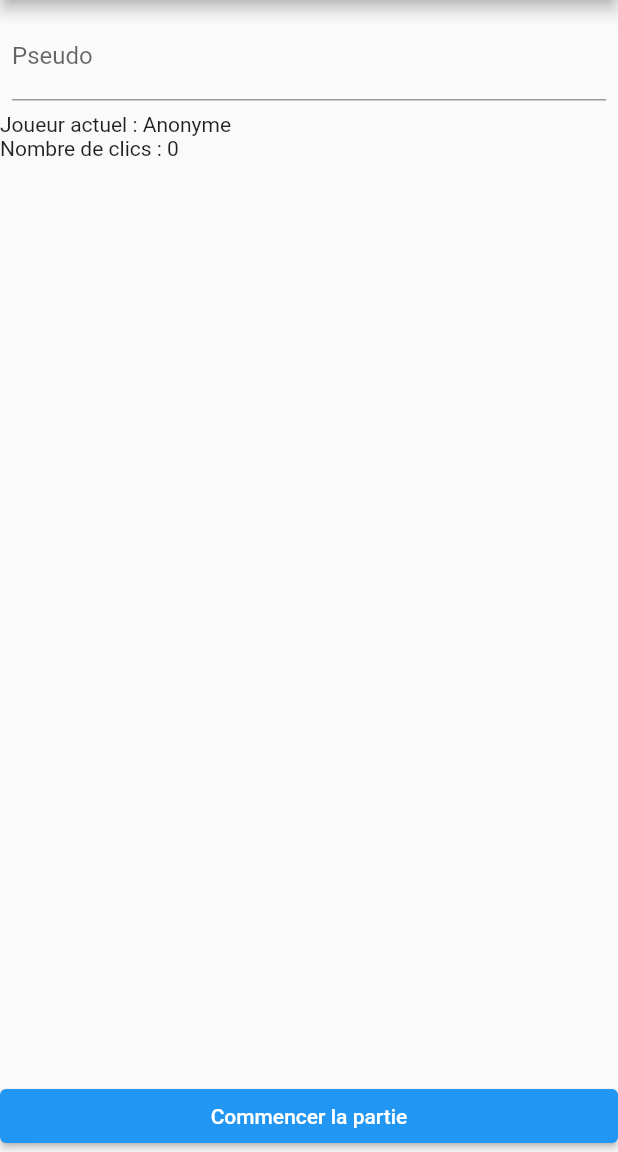
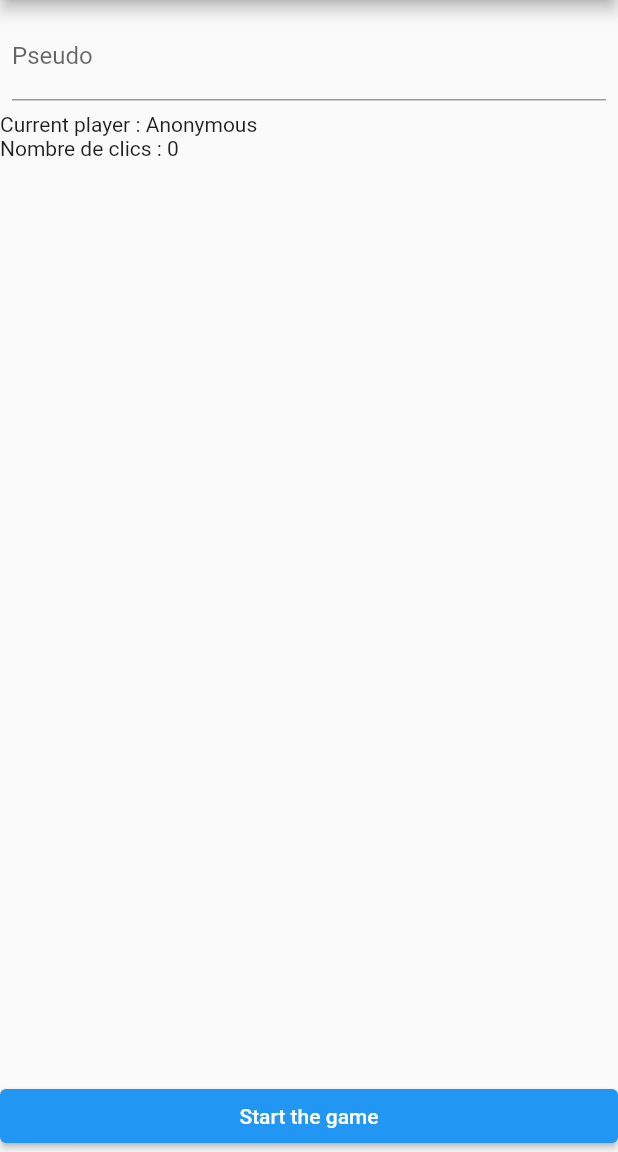
Before and after one commit to Lugdu84/flutter_clicker, a Flutter app: the screen it shows after launch, on a phone screen of 412 x 824 dp, the part 84-1236 px from its top. Run offline on Flutter 3.47's test engine with Material 2 defaults, Android fonts, the phone set to English and light mode, and no system bars.

Commit message:
add intl

```diff
--- a/lib/game_screen.dart
+++ b/lib/game_screen.dart
@@ -1,4 +1,5 @@
 import 'dart:async';
+import 'package:clicker/generated/l10n.dart';
 import 'package:flutter/material.dart';
 import 'model/game_result.dart';
 
@@ -87,10 +88,13 @@ class _GameScreenState extends State<GameScreen> {
                 ),
               ),
             if (_bestScore > 0)
-              Text(
-                  "Meilleur score : $_bestScore par ${_bestPlayerNickname ?? "Anonyme"}"),
-            Text("Joueur actuel : ${_currentPlayerNickname ?? "Anonyme"}"),
-            Text('Nombre de clics : $_clickCount'),
+              Text(S.of(context).bestScore(
+                  _bestScore,
+                  _bestPlayerNickname ??
+                      S.of(context).anonymous.toLowerCase())),
+            Text(S.of(context).currentPlayer(
+                _currentPlayerNickname ?? S.of(context).anonymous)),
+            Text(S.of(context).clickCount(_clickCount)),
             if (_isCounting)
               IconButton(
                   onPressed: _clickButtonTouched,
@@ -104,7 +108,7 @@ class _GameScreenState extends State<GameScreen> {
             if (!_isCounting)
               ElevatedButton(
                   onPressed: _startGame,
-                  child: const Text("Commencer la partie")),
+                  child: Text(S.of(context).gameStartButton)),
           ],
         ),
       ),
--- /dev/null
+++ b/lib/l10n/intl_en.arb
@@ -0,0 +1,7 @@
+{
+    "gameStartButton": "Start the game",
+    "bestScore": "Best score : {bestScore} by {bestPlayerNickname}",
+    "anonymous": "Anonymous",
+    "clickCount": "Nombre de clics : {numberOfClicks}",
+    "currentPlayer": "Current player : {currentPlayerNickname}"
+}
--- /dev/null
+++ b/lib/l10n/intl_fr.arb
@@ -0,0 +1,7 @@
+{
+     "gameStartButton": "Commencer la partie",
+     "bestScore": "Meilleur score : {bestScore} par {bestPlayerNickname}",
+     "anonymous": "Anonyme",
+     "clickCount": "Nombre de clics : {numberOfClicks}",
+     "currentPlayer": "Joueur actuel : {currentPlayerNickname}"
+}
--- a/lib/main.dart
+++ b/lib/main.dart
@@ -1,5 +1,7 @@
 import 'package:flutter/material.dart';
+import 'package:flutter_localizations/flutter_localizations.dart';
 import 'game_screen.dart';
+import 'generated/l10n.dart';
 
 void main() {
   runApp(const MyApp());
@@ -11,6 +13,12 @@ class MyApp extends StatelessWidget {
   @override
   Widget build(BuildContext context) {
     return MaterialApp(
+      localizationsDelegates: const [
+        S.delegate,
+        GlobalMaterialLocalizations.delegate,
+        GlobalWidgetsLocalizations.delegate,
+      ],
+      supportedLocales: S.delegate.supportedLocales,
       title: 'Clicker Game',
       theme: ThemeData(
         primarySwatch: Colors.blue,
```
Also changed, not shown: pubspec.yaml (+10 -20 lines), lib/generated/intl/messages_all.dart (added), lib/generated/intl/messages_en.dart (added), lib/generated/intl/messages_fr.dart (added), lib/generated/l10n.dart (added), pubspec.lock, 8 other files.
